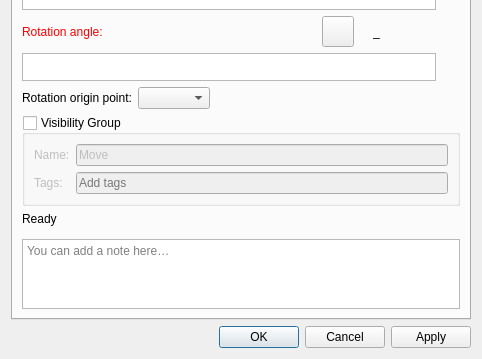
equinox-patterns/Ostara, file src/libs/vtools/dialogs/tools/dialogmove.ui: the form before one commit; both pictures show x 0 to 482 and y 337 to 696 of the 482 by 696 pixel window.
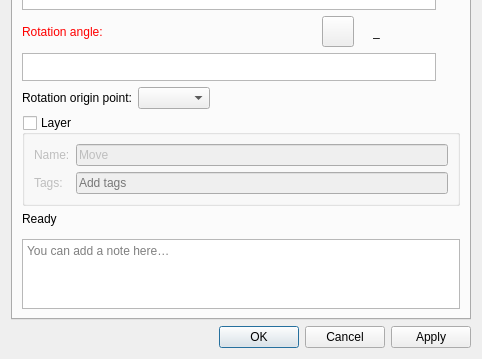
The form after the commit. Icons and pictures are not drawn. Custom widgets are drawn as their Qt base class.

Commit message: Rename visibility 'Group' UI strings to 'Layer'

Patch:
```diff
--- a/src/libs/vtools/dialogs/tools/dialogmove.ui
+++ b/src/libs/vtools/dialogs/tools/dialogmove.ui
@@ -765,7 +765,7 @@
           <string>Enable to create a visibility group from original objects</string>
          </property>
          <property name="title">
-          <string>Visibility Group</string>
+          <string>Layer</string>
          </property>
          <property name="checkable">
           <bool>true</bool>
```
Left out of the diff: 2 changed lines with no effect on the pictures. The commit also changes 15 other files.
